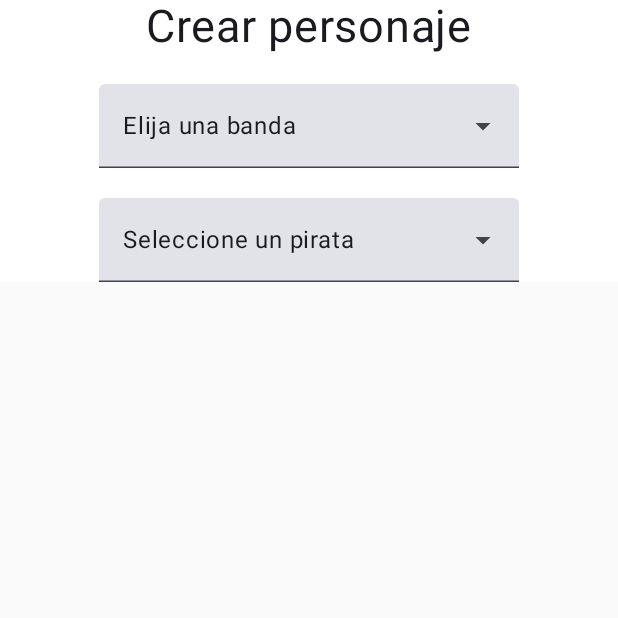
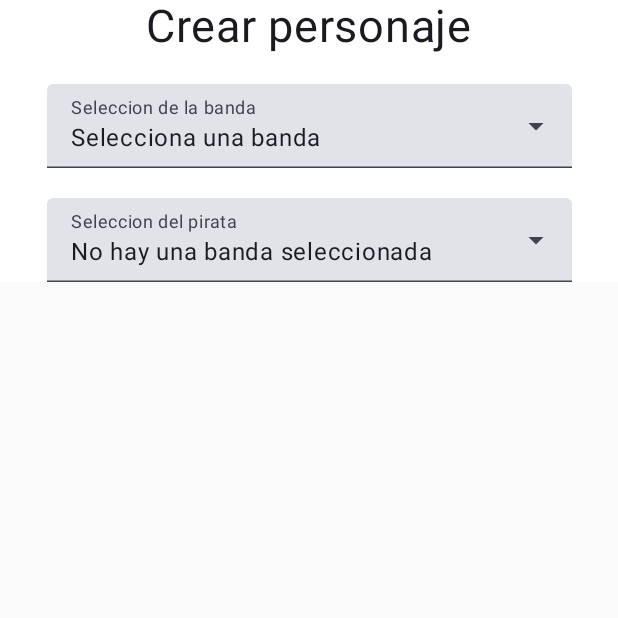
Before and after one commit to Masu17/Actividad_Evaluativa_02, an Android app built with Jetpack Compose: the characterSelection screen opened through its navigation route, on a phone screen of 412 x 824 dp, the top half of it. Run offline under Robolectric (Android 15) with nearby library versions, the phone set to English and light mode, and no system bars.

Commit message:
Commit: Codigo limpio.

```diff
--- a/app/src/main/java/com/aguerecoders/actividadevaluativados/components/GenericDropDownMenu.kt
+++ b/app/src/main/java/com/aguerecoders/actividadevaluativados/components/GenericDropDownMenu.kt
@@ -2,6 +2,7 @@ package com.aguerecoders.actividadevaluativados.components
 
 
 import android.widget.Toast
+import androidx.compose.foundation.layout.width
 import androidx.compose.material3.DropdownMenuItem
 import androidx.compose.material3.ExperimentalMaterial3Api
 import androidx.compose.material3.ExposedDropdownMenuBox
@@ -15,6 +16,7 @@ import androidx.compose.runtime.mutableStateOf
 import androidx.compose.runtime.remember
 import androidx.compose.runtime.setValue
 import androidx.compose.ui.Modifier
+import androidx.compose.ui.unit.dp
 import androidx.navigation.NavController
 import com.aguerecoders.actividadevaluativados.models.Banda
 
@@ -32,15 +34,16 @@ fun BandBox(
 
     ExposedDropdownMenuBox(expanded = isExpanded, onExpandedChange = { isExpanded = it }) {
         TextField(
+            label = { Text(text = "Seleccion de la banda")},
             value = if (selectedBanda.value == "") {
-                "Elija una banda"
+                "Selecciona una banda"
             } else {
                 selectedBanda.value
             },
             onValueChange = {},
             readOnly = true,
             trailingIcon = { ExposedDropdownMenuDefaults.TrailingIcon(expanded = isExpanded) },
-            modifier = Modifier.menuAnchor()
+            modifier = Modifier.width(350.dp).menuAnchor()
         )
         ExposedDropdownMenu(expanded = isExpanded, onDismissRequest = { isExpanded = false }) {
             ListaBanda.forEachIndexed() { id, item ->
@@ -56,7 +59,7 @@ fun BandBox(
 
 @OptIn(ExperimentalMaterial3Api::class)
 @Composable
-fun PirataButton(
+fun PirataBox(
     selectedPiratas: List<Banda>,
     selectedBanda: MutableState<String>,
     navController: NavController,
@@ -75,15 +78,20 @@ fun PirataButton(
         }
     }) {
         TextField(
+            label = { Text(text = "Seleccion del pirata")},
             value = if (selectedBanda.value == "") {
-                "Seleccione un pirata"
+                "No hay una banda seleccionada"
             } else {
-                "Banda de: ${selectedBanda.value}"
+                if (selectedPirata.value == ""){
+                    "Banda: ${selectedBanda.value}"
+                }else{
+                    selectedPirata.value
+                }
             },
             onValueChange = {},
             readOnly = true,
             trailingIcon = { ExposedDropdownMenuDefaults.TrailingIcon(expanded = isExpanded) },
-            modifier = Modifier.menuAnchor()
+            modifier = Modifier.menuAnchor().width(350.dp)
         )
         ExposedDropdownMenu(expanded = isExpanded, onDismissRequest = { isExpanded = false }) {
             if (selectedBanda.value != "") {
--- a/app/src/main/java/com/aguerecoders/actividadevaluativados/menus/CharacterSelection.kt
+++ b/app/src/main/java/com/aguerecoders/actividadevaluativados/menus/CharacterSelection.kt
@@ -17,15 +17,15 @@ import androidx.compose.ui.unit.dp
 import androidx.compose.ui.unit.sp
 import androidx.navigation.NavController
 import com.aguerecoders.actividadevaluativados.components.BandBox
-import com.aguerecoders.actividadevaluativados.components.PirataButton
+import com.aguerecoders.actividadevaluativados.components.PirataBox
 import com.aguerecoders.actividadevaluativados.services.Persistence
 
 @Composable
 fun CharacterSelection(navController: NavController) {
 
     val selectedBanda: MutableState<String> = rememberSaveable { mutableStateOf("") }
-    val selectedBandaId : MutableState<Int> = rememberSaveable { mutableStateOf(0) }
-    val selectedPirata : MutableState<String> = rememberSaveable { mutableStateOf("") }
+    val selectedBandaId: MutableState<Int> = rememberSaveable { mutableStateOf(0) }
+    val selectedPirata: MutableState<String> = rememberSaveable { mutableStateOf("") }
 
     Column(
         horizontalAlignment = Alignment.CenterHorizontally,
@@ -35,9 +35,18 @@ fun CharacterSelection(navController: NavController) {
     ) {
         Text(text = "Crear personaje", fontSize = 30.sp)
         Spacer(modifier = Modifier.height(20.dp))
-        BandBox(selectedBanda, Persistence().bandas, selectedBandaId)
+        BandBox(
+            selectedBanda,
+            Persistence().bandas,
+            selectedBandaId
+        )
         Spacer(modifier = Modifier.height(20.dp))
-        PirataButton(Persistence().bandas, selectedBanda, navController, selectedPirata, selectedBandaId)
+        PirataBox(
+            Persistence().bandas,
+            selectedBanda,
+            navController,
+            selectedPirata,
+            selectedBandaId
+        )
     }
-
 }
--- a/app/src/main/java/com/aguerecoders/actividadevaluativados/menus/Login.kt
+++ b/app/src/main/java/com/aguerecoders/actividadevaluativados/menus/Login.kt
@@ -42,7 +42,6 @@ import com.aguerecoders.actividadevaluativados.components.GenericButtonComponent
 import com.aguerecoders.actividadevaluativados.components.GenericTextFieldComponent
 
 @Composable
-@Preview(showBackground = true, showSystemUi = true)
 fun Login(navController: NavHostController) {
 
     var username by rememberSaveable { mutableStateOf("") }
--- a/app/src/main/java/com/aguerecoders/actividadevaluativados/navigation/Grafo.kt
+++ b/app/src/main/java/com/aguerecoders/actividadevaluativados/navigation/Grafo.kt
@@ -13,7 +13,7 @@ import com.aguerecoders.actividadevaluativados.menus.UserMenu
 fun GrafoNavegacion() {
     val navController = rememberNavController()
 
-    NavHost(navController = navController, startDestination = Rutas.UserMenu.ruta) {
+    NavHost(navController = navController, startDestination = Rutas.CharacterSelection.ruta) {
 
         composable(Rutas.Login.ruta) {
             Login(navController = navController)
```
